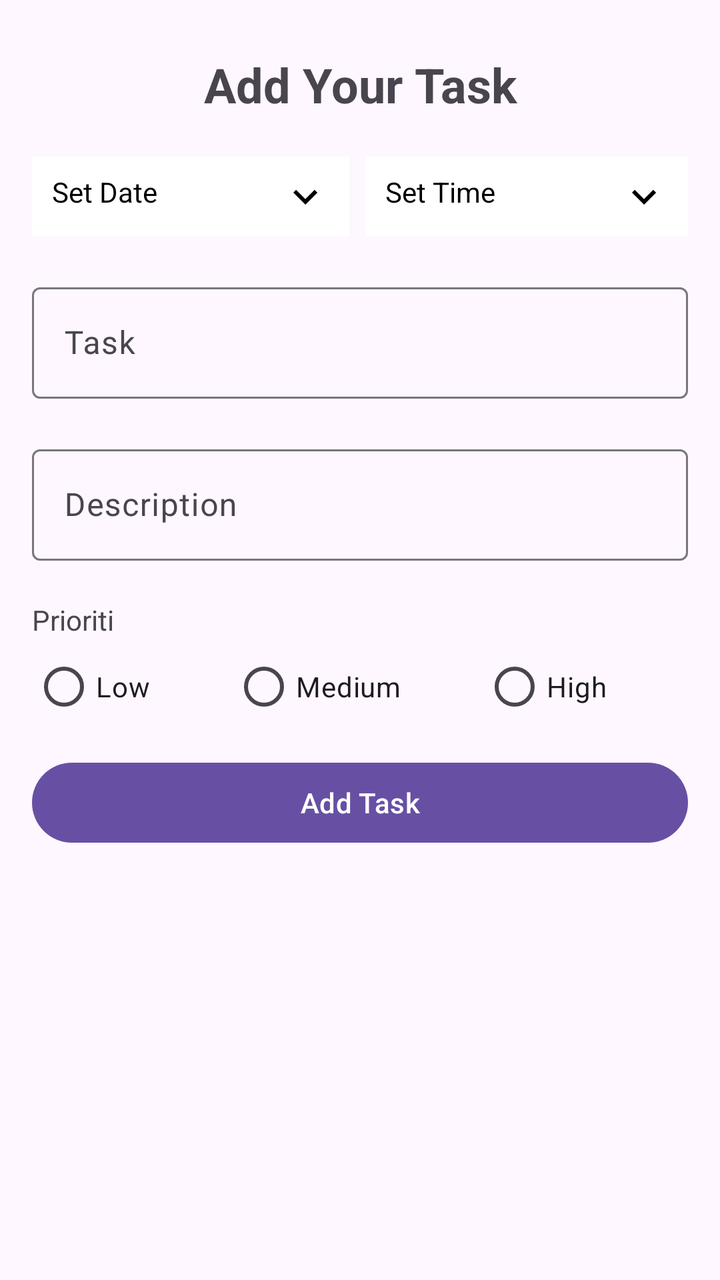
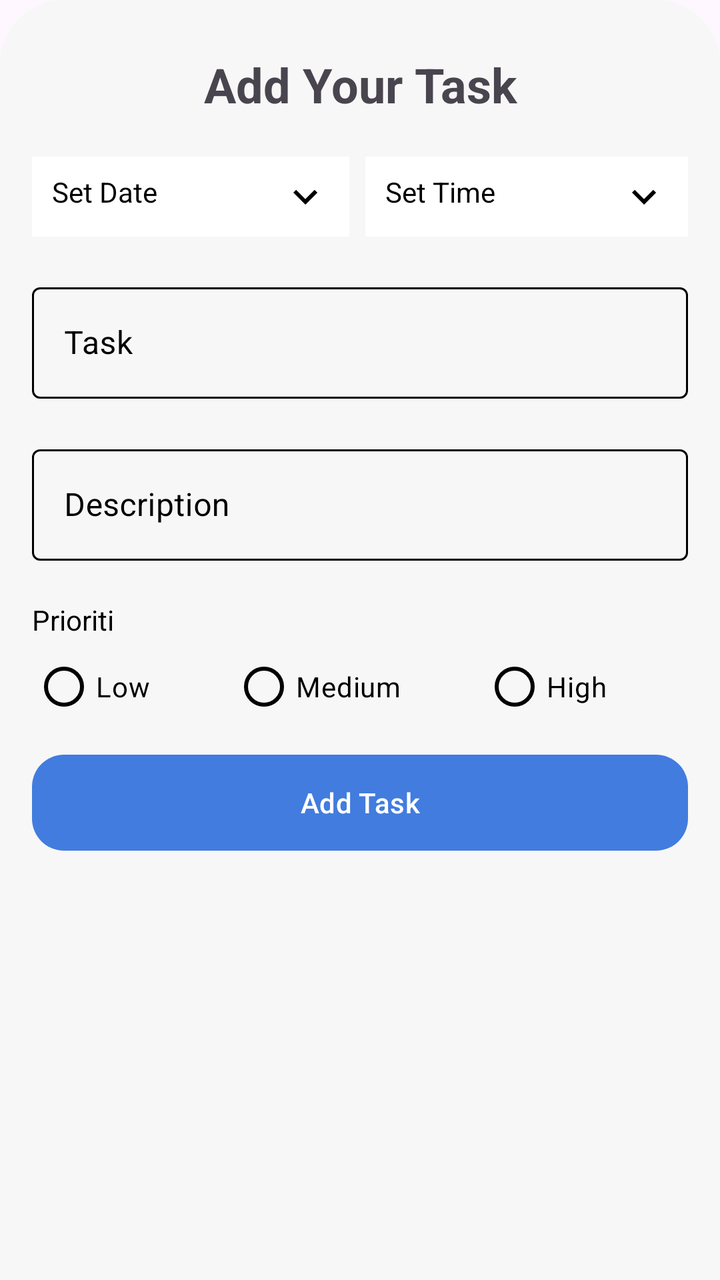

Screens rendered from an Android XML layout before and after an edit, with the pre-edit source and the edit as a unified diff.
<!-- AndroidManifest.xml: application theme Theme.Prioriti -->
<!-- res/layout/bottom_sheet_add_task.xml -->
<?xml version="1.0" encoding="utf-8"?>
<LinearLayout xmlns:android="http://schemas.android.com/apk/res/android"
    android:layout_width="match_parent"
    android:layout_height="match_parent"
    android:orientation="vertical"
    android:padding="16dp">

    <TextView
        android:layout_width="match_parent"
        android:layout_height="wrap_content"
        android:text="Add Your Task"
        android:textSize="24sp"
        android:textStyle="bold"
        android:gravity="center"
        android:layout_marginVertical="10dp"/>

    <LinearLayout
        android:layout_width="match_parent"
        android:layout_height="wrap_content"
        android:orientation="horizontal"
        android:layout_marginVertical="10dp">
        <TextView
            android:id="@+id/date_picker"
            android:layout_width="wrap_content"
            android:layout_height="wrap_content"
            android:text="Set Date"
            android:layout_weight="1"
            android:background="@color/white"
            android:paddingHorizontal="10dp"
            android:paddingVertical="8dp"
            android:layout_marginEnd="4dp"
            android:inputType="none"
            android:textColor="@color/black"
            android:drawableEnd="@drawable/ic_arrow_down"
            android:drawablePadding="10dp"/>
        <TextView
            android:id="@+id/time_picker"
            android:layout_width="wrap_content"
            android:layout_height="wrap_content"
            android:text="Set Time"
            android:layout_weight="1"
            android:layout_marginStart="4dp"
            android:background="@color/white"
            android:paddingHorizontal="10dp"
            android:paddingVertical="8dp"
            android:inputType="none"
            android:textColor="@color/black"
            android:drawableEnd="@drawable/ic_arrow_down"
            android:drawablePadding="10dp"/>
    </LinearLayout>

    <com.google.android.material.textfield.TextInputLayout
        android:layout_width="match_parent"
        android:layout_height="wrap_content"
        android:layout_marginVertical="10dp">
        <com.google.android.material.textfield.TextInputEditText
            android:layout_width="match_parent"
            android:layout_height="wrap_content"
            android:id="@+id/edt_task"
            android:hint="Task"/>
    </com.google.android.material.textfield.TextInputLayout>

    <com.google.android.material.textfield.TextInputLayout
        android:layout_width="match_parent"
        android:layout_height="wrap_content"
        android:layout_marginVertical="10dp">
        <com.google.android.material.textfield.TextInputEditText
            android:layout_width="match_parent"
            android:layout_height="wrap_content"
            android:id="@+id/edt_description"
            android:hint="Description"/>
    </com.google.android.material.textfield.TextInputLayout>

    <TextView
        android:layout_width="match_parent"
        android:layout_height="wrap_content"
        android:text="Prioriti"
        android:layout_marginTop="10dp"/>

    <RadioGroup
        android:layout_width="match_parent"
        android:layout_height="wrap_content"
        android:orientation="horizontal"
        android:layout_marginBottom="10dp">
        <RadioButton
            android:layout_width="wrap_content"
            android:layout_height="wrap_content"
            android:id="@+id/rb_low"
            android:layout_weight="1"
            android:text="Low"/>
        <RadioButton
            android:layout_width="wrap_content"
            android:layout_height="wrap_content"
            android:id="@+id/rb_medium"
            android:layout_weight="1"
            android:text="Medium"/>
        <RadioButton
            android:layout_width="wrap_content"
            android:layout_height="wrap_content"
            android:id="@+id/rb_high"
            android:layout_weight="1"
            android:text="High"/>
    </RadioGroup>

    <Button
        android:layout_width="match_parent"
        android:layout_height="wrap_content"
        android:text="Add Task"
        android:id="@+id/btn_add_task"/>

</LinearLayout>
<!-- resources referenced by this layout -->
<resources>
  <color name="black">#FF000000</color>
  <color name="white">#FFFFFFFF</color>
  <!-- drawable ic_arrow_down (drawable) -->
  <vector xmlns:android="http://schemas.android.com/apk/res/android" android:height="24dp" android:tint="#000000" android:viewportHeight="24" android:viewportWidth="24" android:width="24dp">
        
      <path android:fillColor="@android:color/white" android:pathData="M7.41,8.59L12,13.17l4.59,-4.58L18,10l-6,6 -6,-6 1.41,-1.41z"/>
      
  </vector>
  <style name="Theme.Prioriti" parent="Base.Theme.Prioriti" />
  <style name="Base.Theme.Prioriti" parent="Theme.Material3.DayNight.NoActionBar">
          
          
      </style>
</resources>

<!-- the commit's change to res/layout/bottom_sheet_add_task.xml (unified diff, before → after) -->
@@ -1,8 +1,10 @@
 <?xml version="1.0" encoding="utf-8"?>
 <LinearLayout xmlns:android="http://schemas.android.com/apk/res/android"
     android:layout_width="match_parent"
-    android:layout_height="match_parent"
+    android:layout_height="wrap_content"
+    xmlns:app="http://schemas.android.com/apk/res-auto"
     android:orientation="vertical"
+    android:background="@drawable/rounded_top_card"
     android:padding="16dp">
 
     <TextView
@@ -25,13 +27,14 @@
             android:layout_height="wrap_content"
             android:text="Set Date"
             android:layout_weight="1"
-            android:background="@color/white"
+            android:background="@color/primary_background"
             android:paddingHorizontal="10dp"
             android:paddingVertical="8dp"
             android:layout_marginEnd="4dp"
             android:inputType="none"
-            android:textColor="@color/black"
+            android:textColor="@color/primary_text"
             android:drawableEnd="@drawable/ic_arrow_down"
+            android:drawableTint="@color/primary_text"
             android:drawablePadding="10dp"/>
         <TextView
             android:id="@+id/time_picker"
@@ -40,34 +43,39 @@
             android:text="Set Time"
             android:layout_weight="1"
             android:layout_marginStart="4dp"
-            android:background="@color/white"
+            android:background="@color/primary_background"
             android:paddingHorizontal="10dp"
             android:paddingVertical="8dp"
             android:inputType="none"
-            android:textColor="@color/black"
+            android:textColor="@color/primary_text"
             android:drawableEnd="@drawable/ic_arrow_down"
+            android:drawableTint="@color/primary_text"
             android:drawablePadding="10dp"/>
     </LinearLayout>
 
     <com.google.android.material.textfield.TextInputLayout
         android:layout_width="match_parent"
         android:layout_height="wrap_content"
+        style="@style/CustomTextInputLayout"
         android:layout_marginVertical="10dp">
         <com.google.android.material.textfield.TextInputEditText
             android:layout_width="match_parent"
             android:layout_height="wrap_content"
             android:id="@+id/edt_task"
+            android:textColorHint="@color/primary_text"
             android:hint="Task"/>
     </com.google.android.material.textfield.TextInputLayout>
 
     <com.google.android.material.textfield.TextInputLayout
         android:layout_width="match_parent"
         android:layout_height="wrap_content"
+        style="@style/CustomTextInputLayout"
         android:layout_marginVertical="10dp">
         <com.google.android.material.textfield.TextInputEditText
             android:layout_width="match_parent"
             android:layout_height="wrap_content"
             android:id="@+id/edt_description"
+            android:textColorHint="@color/primary_text"
             android:hint="Description"/>
     </com.google.android.material.textfield.TextInputLayout>
 
@@ -75,6 +83,7 @@
         android:layout_width="match_parent"
         android:layout_height="wrap_content"
         android:text="Prioriti"
+        android:textColor="@color/primary_text"
         android:layout_marginTop="10dp"/>
 
     <RadioGroup
@@ -87,18 +96,24 @@
             android:layout_height="wrap_content"
             android:id="@+id/rb_low"
             android:layout_weight="1"
+            android:textColor="@color/primary_text"
+            app:buttonTint="@color/radio_button_selector"
             android:text="Low"/>
         <RadioButton
             android:layout_width="wrap_content"
             android:layout_height="wrap_content"
             android:id="@+id/rb_medium"
             android:layout_weight="1"
+            android:textColor="@color/primary_text"
+            app:buttonTint="@color/radio_button_selector"
             android:text="Medium"/>
         <RadioButton
             android:layout_width="wrap_content"
             android:layout_height="wrap_content"
             android:id="@+id/rb_high"
             android:layout_weight="1"
+            android:textColor="@color/primary_text"
+            app:buttonTint="@color/radio_button_selector"
             android:text="High"/>
     </RadioGroup>
 
@@ -106,6 +121,9 @@
         android:layout_width="match_parent"
         android:layout_height="wrap_content"
         android:text="Add Task"
+        android:background="@drawable/button_background"
+        app:backgroundTint="@color/calendar_primary"
+        android:textColor="@color/third_text"
         android:id="@+id/btn_add_task"/>
 
 </LinearLayout>
<!-- resource entries referenced after the edit -->
@@ -1,17 +1,44 @@
 <!-- resources referenced by this layout -->
 <resources>
-  <color name="black">#FF000000</color>
-  <color name="white">#FFFFFFFF</color>
+  <color name="calendar_primary">#427cde</color>
+  <color name="primary_background">#FFFFFFFF</color>
+  <color name="primary_text">#FF000000</color>
+  <color name="third_text">#FFFFFFFF</color>
+  <!-- drawable button_background (drawable) -->
+  <?xml version="1.0" encoding="utf-8"?>
+  <shape xmlns:android="http://schemas.android.com/apk/res/android">
+      <solid android:color="@color/bright_azure" />
+      <corners android:radius="16dp" /> 
+  </shape>
   <!-- drawable ic_arrow_down (drawable) -->
   <vector xmlns:android="http://schemas.android.com/apk/res/android" android:height="24dp" android:tint="#000000" android:viewportHeight="24" android:viewportWidth="24" android:width="24dp">
         
       <path android:fillColor="@android:color/white" android:pathData="M7.41,8.59L12,13.17l4.59,-4.58L18,10l-6,6 -6,-6 1.41,-1.41z"/>
       
   </vector>
+  <!-- drawable rounded_top_card (drawable) -->
+  <?xml version="1.0" encoding="utf-8"?>
+  <shape xmlns:android="http://schemas.android.com/apk/res/android">
+      <corners
+          android:topLeftRadius="32dp"
+          android:topRightRadius="32dp"
+          android:bottomLeftRadius="0dp"
+          android:bottomRightRadius="0dp"/>
+      <solid android:color="@color/secondary_background"/>
+  </shape>
+  <style name="CustomTextInputLayout" parent="Widget.MaterialComponents.TextInputLayout.OutlinedBox">
+          <item name="boxStrokeColor">@color/text_input_outline_color</item>
+          <item name="hintTextColor">@color/secondary_text</item>
+          <item name="android:textColorHint">@color/primary_text</item>
+      </style>
   <style name="Theme.Prioriti" parent="Base.Theme.Prioriti" />
+  <color name="bright_azure">#427cde</color>
+  <color name="secondary_background">#f7f7f7</color>
+  <color name="secondary_text">#427cde</color>
   <style name="Base.Theme.Prioriti" parent="Theme.Material3.DayNight.NoActionBar">
           
-          
+          <item name="colorPrimary">@color/pale_slate_blue</item>
       </style>
+  <color name="pale_slate_blue">#b9c4d1</color>
 </resources>
 
